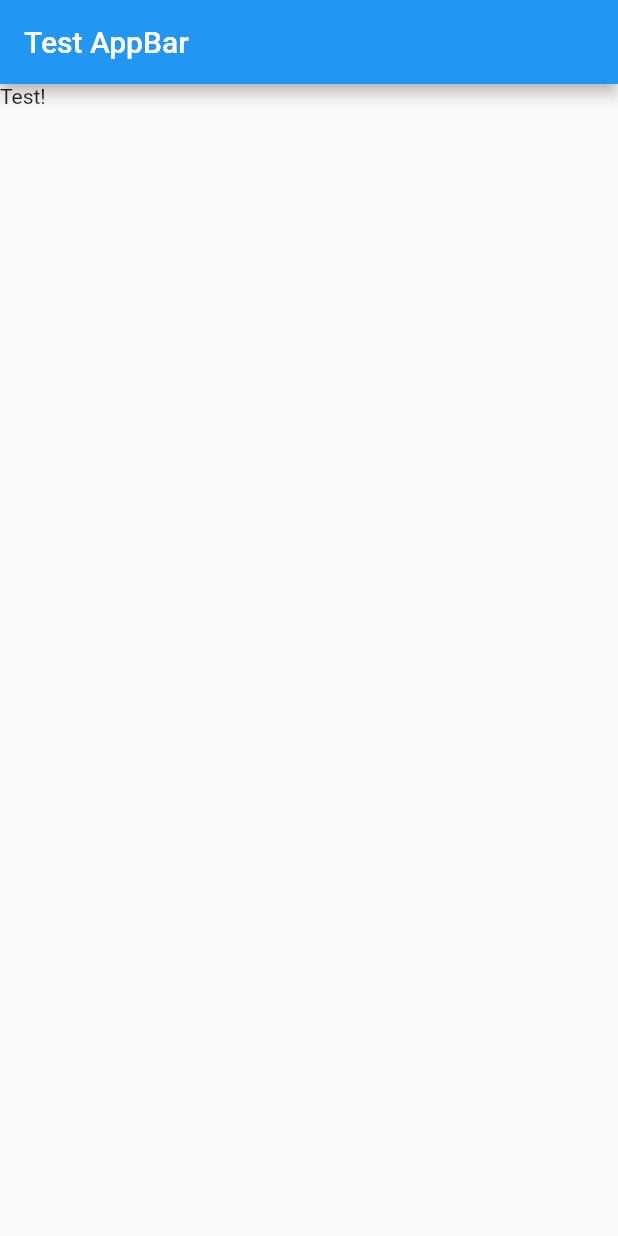
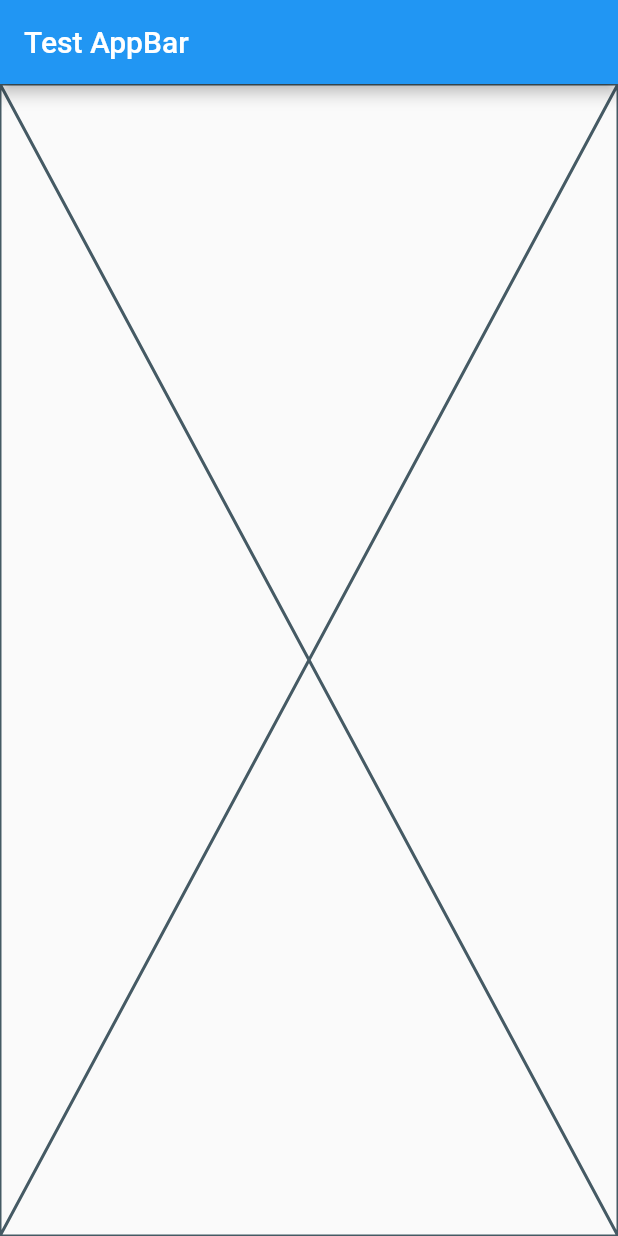
Before and after one commit to johng149/BoxCanvas, a Flutter app: the screen it shows after launch, on a phone screen of 412 x 824 dp. Run offline on Flutter 3.47's test engine with Material 2 defaults, Android fonts, the phone set to English and light mode, and no system bars.

Commit message:
Removed stub

```diff
--- a/example/lib/main.dart
+++ b/example/lib/main.dart
@@ -1,4 +1,3 @@
-import 'package:box_canvas/box_canvas.dart';
 import 'package:flutter/material.dart';
 
 void main() {
@@ -36,7 +35,6 @@ class HomePage extends StatelessWidget {
   @override
   Widget build(BuildContext context) {
     return Scaffold(
-        appBar: AppBar(title: const Text("Test AppBar")),
-        body: TestComponent());
+        appBar: AppBar(title: const Text("Test AppBar")), body: Placeholder());
   }
 }
--- a/lib/box_canvas.dart
+++ b/lib/box_canvas.dart
@@ -1,3 +1,3 @@
 library box_canvas;
 
-export 'src/test_component.dart' show TestComponent;
+//export 'src/test_component.dart' show TestComponent;
--- a/lib/src/test_component.dart
+++ /dev/null
@@ -1,10 +0,0 @@
-import 'package:flutter/material.dart';
-
-class TestComponent extends StatelessWidget {
-  const TestComponent({super.key});
-
-  @override
-  Widget build(BuildContext context) {
-    return const Text("Test!");
-  }
-}
```
